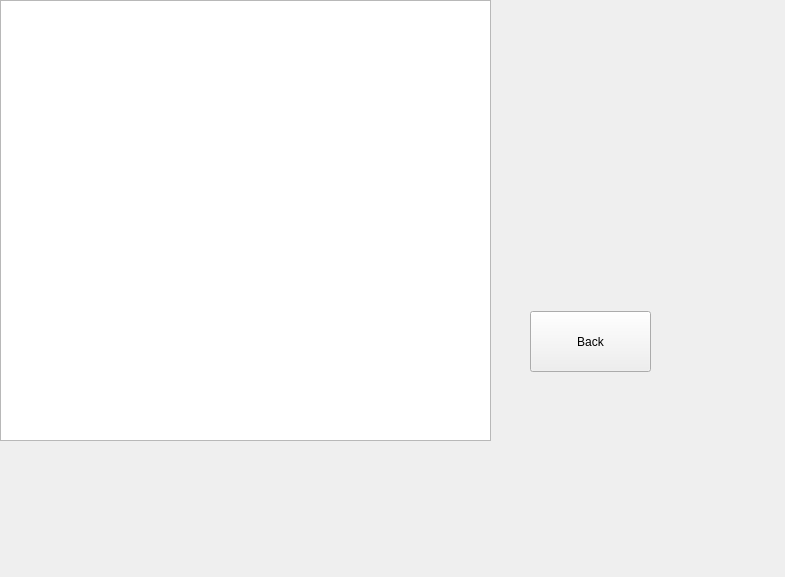
First picture: the form in lyrics.ui, repository Texvss/Spotify_project, before the edit.
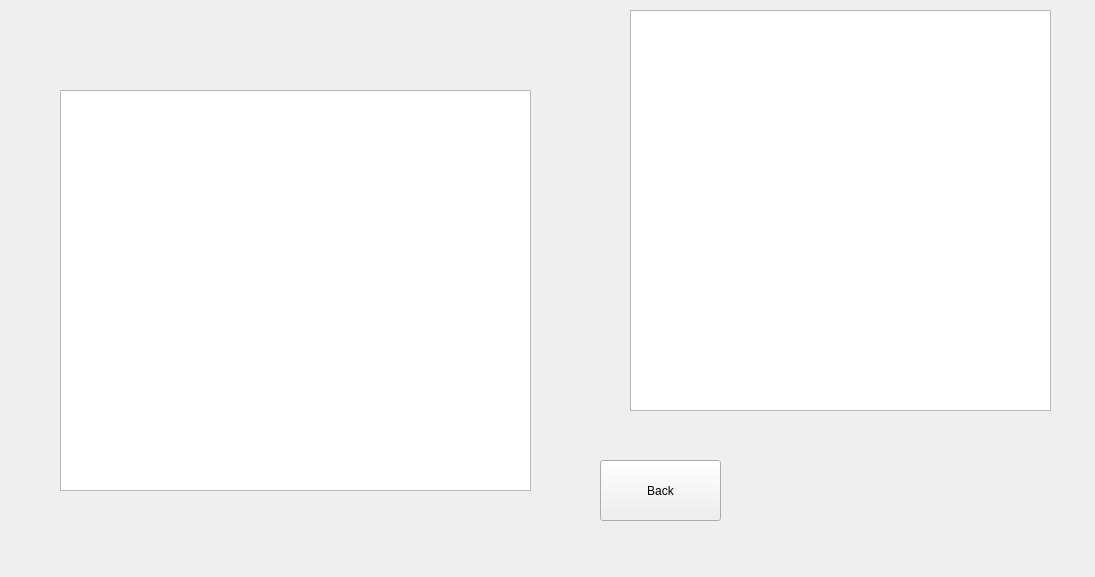
Second picture: the form after the edit.

```diff
--- a/lyrics.ui
+++ b/lyrics.ui
@@ -6,7 +6,7 @@
    <rect>
     <x>0</x>
     <y>0</y>
-    <width>785</width>
+    <width>1095</width>
     <height>577</height>
    </rect>
   </property>
@@ -16,18 +16,18 @@
   <widget class="QTextEdit" name="lyricsList">
    <property name="geometry">
     <rect>
-     <x>0</x>
-     <y>0</y>
-     <width>491</width>
-     <height>441</height>
+     <x>60</x>
+     <y>90</y>
+     <width>471</width>
+     <height>401</height>
     </rect>
    </property>
   </widget>
   <widget class="QPushButton" name="lyricsBack">
    <property name="geometry">
     <rect>
-     <x>530</x>
-     <y>311</y>
+     <x>600</x>
+     <y>460</y>
      <width>121</width>
      <height>61</height>
     </rect>
@@ -36,6 +36,16 @@
     <string>Back</string>
    </property>
   </widget>
+  <widget class="QListView" name="clusterList">
+   <property name="geometry">
+    <rect>
+     <x>630</x>
+     <y>10</y>
+     <width>421</width>
+     <height>401</height>
+    </rect>
+   </property>
+  </widget>
  </widget>
  <resources/>
  <connections/>
```
